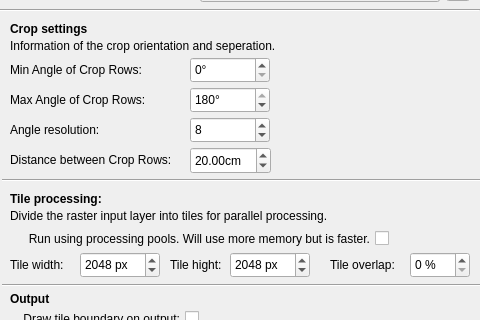
Qt form crop_row_toolbar_dialog.ui (SDU-UAS-Center/sdu-agro-tools) before a commit; both pictures show x 0 to 480 and y 143 to 463 of the 480 by 645 pixel window.
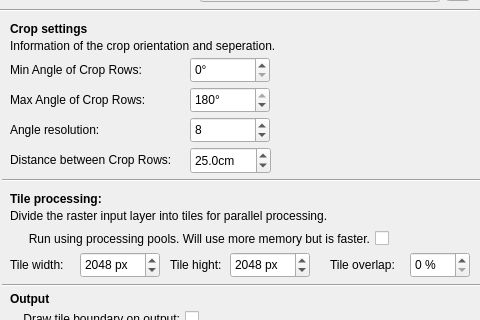
The same form after that commit. Custom widgets are drawn as their Qt base class.

```diff
--- a/crop_row_toolbar_dialog.ui
+++ b/crop_row_toolbar_dialog.ui
@@ -722,11 +722,14 @@
    <property name="suffix">
     <string>cm</string>
    </property>
+   <property name="decimals">
+    <number>1</number>
+   </property>
    <property name="maximum">
     <double>500.000000000000000</double>
    </property>
    <property name="value">
-    <double>20.000000000000000</double>
+    <double>25.000000000000000</double>
    </property>
    <property name="showClearButton">
     <bool>false</bool>
```
